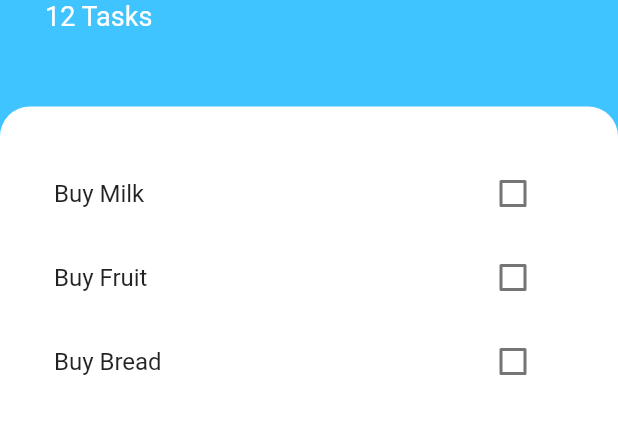
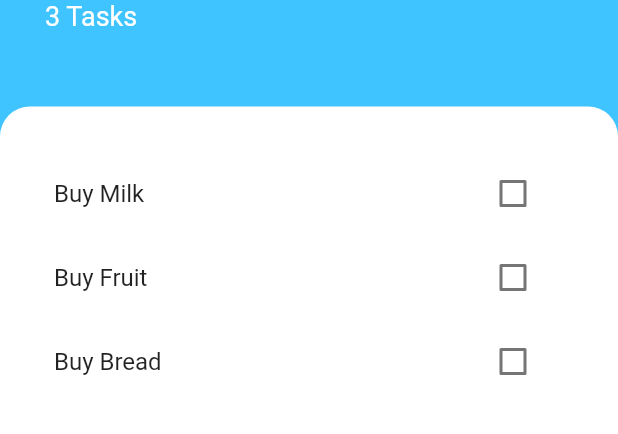
Before and after one commit to master-8702/flutter_todoey, a Flutter app: the screen it shows after launch, on a phone screen of 412 x 824 dp, the part 273-707 px from its top. Run offline on Flutter 3.47's test engine with Material 2 defaults, Android fonts, the phone set to English and light mode, and no system bars.

Commit message:
adding functionality to add task button Done

```diff
--- a/lib/components/task_list.dart
+++ b/lib/components/task_list.dart
@@ -4,32 +4,29 @@ import '../models/task.dart';
 import 'task_tile.dart';
 
 class TaskList extends StatefulWidget {
+  final List<Task> tasks;
+  TaskList({required this.tasks});
+
   @override
   State<TaskList> createState() => _TaskListState();
 }
 
 class _TaskListState extends State<TaskList> {
-  List<Task> tasks = [
-    Task(taskName: "Buy Milk"),
-    Task(taskName: "Buy Fruit"),
-    Task(taskName: "Buy Bread"),
-  ];
-
   @override
   Widget build(BuildContext context) {
     return ListView.builder(
       itemBuilder: (context, index) {
         return TaskTile(
-          taskName: tasks[index].taskName,
-          isChecked: tasks[index].isDone,
+          taskName: widget.tasks[index].taskName,
+          isChecked: widget.tasks[index].isDone,
           checkboxCallback: (checkboxState) {
             setState(() {
-              tasks[index].toggleDone();
+              widget.tasks[index].toggleDone();
             });
           },
         );
       },
-      itemCount: tasks.length,
+      itemCount: widget.tasks.length,
     );
   }
 }
--- a/lib/screens/tasks_screen.dart
+++ b/lib/screens/tasks_screen.dart
@@ -1,9 +1,21 @@
 import 'package:flutter/material.dart';
 import 'package:flutter_todoey/components/task_list.dart';
 
+import '../models/task.dart';
 import 'add_task_screen.dart';
 
-class TasksScreen extends StatelessWidget {
+class TasksScreen extends StatefulWidget {
+  @override
+  State<TasksScreen> createState() => _TasksScreenState();
+}
+
+class _TasksScreenState extends State<TasksScreen> {
+  List<Task> tasks = [
+    Task(taskName: "Buy Milk"),
+    Task(taskName: "Buy Fruit"),
+    Task(taskName: "Buy Bread"),
+  ];
+
   @override
   Widget build(BuildContext context) {
     return Scaffold(
@@ -28,7 +40,7 @@ class TasksScreen extends StatelessWidget {
                       ),
                     ),
                   ),
-                  SizedBox(
+                  const SizedBox(
                     height: 15,
                   ),
                   const Text(
@@ -38,8 +50,8 @@ class TasksScreen extends StatelessWidget {
                         color: Colors.white,
                         fontWeight: FontWeight.w700),
                   ),
-                  const Text("12 Tasks",
-                      style: TextStyle(
+                  Text("${tasks.length} Tasks",
+                      style: const TextStyle(
                         color: Colors.white,
                         fontSize: 18,
                       )),
@@ -60,15 +72,21 @@ class TasksScreen extends StatelessWidget {
                       topLeft: Radius.circular(20),
                     ),
                   ),
-                  child: TaskList()),
+                  child: TaskList(
+                    tasks: tasks,
+                  )),
             ),
           ],
         ),
       ),
       floatingActionButton: FloatingActionButton(
-        onPressed: () {
-          showModalBottomSheet(
+        onPressed: () async {
+          // var aa =await Navigator.of(context).push(context,AddTaskScreen())
+          var a = await showModalBottomSheet(
               context: context, builder: (context) => AddTaskScreen());
+          setState(() {
+            tasks.add(Task(taskName: a));
+          });
         },
         backgroundColor: Colors.lightBlueAccent,
         child: Icon(
```
Also changed, not shown: lib/screens/add_task_screen.dart (+8 -1 lines).
